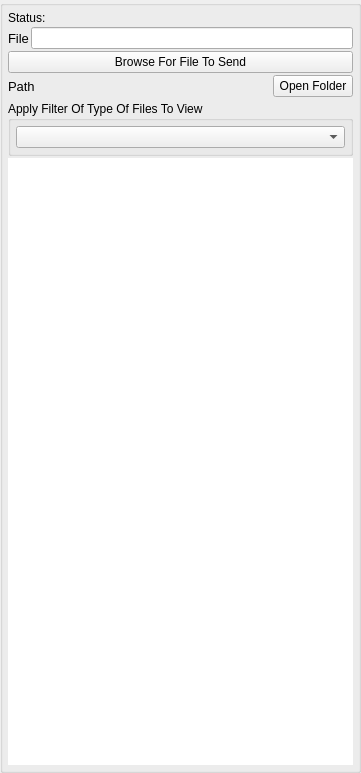
First picture: the form in nolimitgui/CommonSrc/Forms/AppletFileOfferSelect.ui, repository nolimitconnect/NoLimitConnect, before the edit.
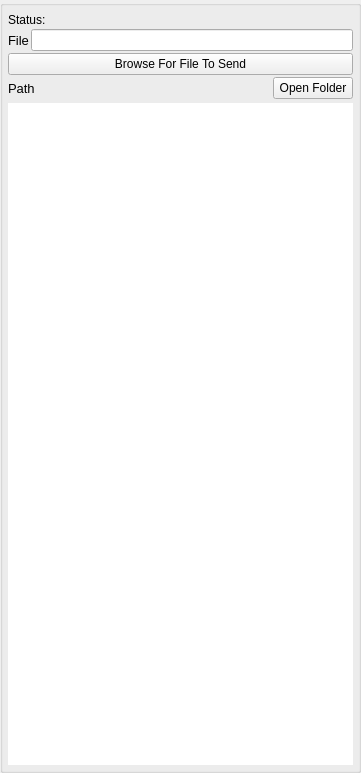
Second picture: the form after the edit. Custom widgets are drawn as their Qt base class.

Commit message: More file path fixes for android. Replace File Filter combo box with File Filter buttons widget FileFilterSelectWidget

```diff
--- a/nolimitgui/CommonSrc/Forms/AppletFileOfferSelect.ui
+++ b/nolimitgui/CommonSrc/Forms/AppletFileOfferSelect.ui
@@ -74,6 +74,16 @@
       <property name="bottomMargin">
        <number>5</number>
       </property>
+      <item>
+       <widget class="FileFilterSelectWidget" name="m_FileFilterSelectWidget" native="true">
+        <property name="sizePolicy">
+         <sizepolicy hsizetype="Expanding" vsizetype="Preferred">
+          <horstretch>0</horstretch>
+          <verstretch>0</verstretch>
+         </sizepolicy>
+        </property>
+       </widget>
+      </item>
       <item>
        <layout class="QHBoxLayout" name="horizontalLayout_2">
         <item>
@@ -202,39 +212,6 @@
         </property>
        </widget>
       </item>
-      <item>
-       <widget class="QGroupBox" name="m_FileFilterGroupBox">
-        <property name="sizePolicy">
-         <sizepolicy hsizetype="Preferred" vsizetype="Minimum">
-          <horstretch>0</horstretch>
-          <verstretch>0</verstretch>
-         </sizepolicy>
-        </property>
-        <property name="title">
-         <string>Apply Filter Of Type Of Files To View</string>
-        </property>
-        <layout class="QVBoxLayout" name="verticalLayout_3">
-         <property name="spacing">
-          <number>2</number>
-         </property>
-         <property name="leftMargin">
-          <number>5</number>
-         </property>
-         <property name="topMargin">
-          <number>5</number>
-         </property>
-         <property name="rightMargin">
-          <number>5</number>
-         </property>
-         <property name="bottomMargin">
-          <number>5</number>
-         </property>
-         <item>
-          <widget class="VxComboBoxFileFilter" name="m_FileFilterComboBox"/>
-         </item>
-        </layout>
-       </widget>
-      </item>
       <item>
        <widget class="QListWidget" name="m_FileItemList">
         <property name="font">
@@ -283,9 +260,10 @@
    <header>VxPushButton.h</header>
   </customwidget>
   <customwidget>
-   <class>VxComboBoxFileFilter</class>
-   <extends>QComboBox</extends>
-   <header>VxComboBoxFileFilter.h</header>
+   <class>FileFilterSelectWidget</class>
+   <extends>QWidget</extends>
+   <header>FileFilterSelectWidget.h</header>
+   <container>1</container>
   </customwidget>
   <customwidget>
    <class>OfferSendWidget</class>
```
The commit also changes 234 other files.
